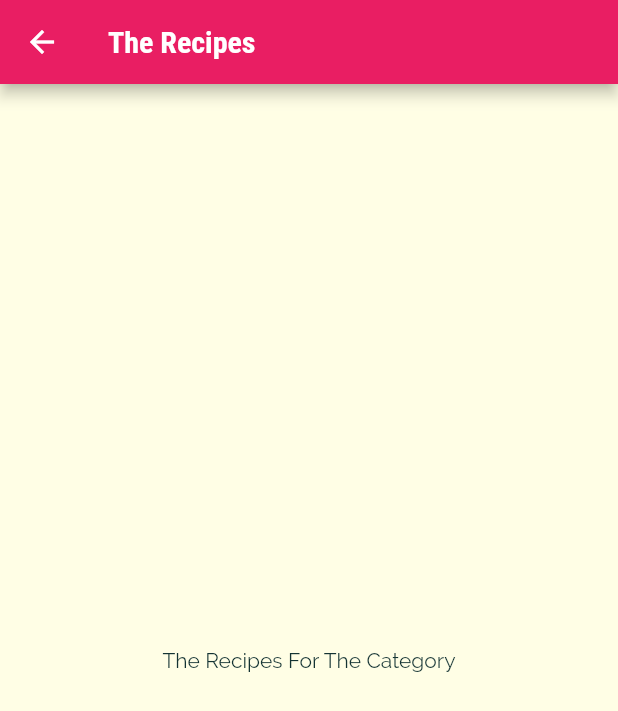
After one commit to MariamGad/meals_app, a Flutter app: the screen it shows after launch, after a tap on "Italian", on a phone screen of 412 x 824 dp. The commit adds this screen. Shown: the top 711 px of the screen. Run offline on Flutter 3.47's test engine with Material 2 defaults, Android fonts, the phone set to English and light mode, and no system bars.

Commit message:
Navigating to a new page

```diff
--- a/lib/category_item.dart
+++ b/lib/category_item.dart
@@ -1,4 +1,6 @@
+import 'package:flutter/cupertino.dart';
 import 'package:flutter/material.dart';
+import 'category_meals_screen.dart';
 
 class CategoryItem extends StatelessWidget {
   final String title;
@@ -8,9 +10,19 @@ class CategoryItem extends StatelessWidget {
     required this.title,
     required this.color,
   });
+  void _selectCategory(BuildContext ctx){
+    Navigator.of(ctx).push(MaterialPageRoute(builder:(_){
+      return CategoryMealsScreen();
+    },),);
+  }
+
   @override
   Widget build(BuildContext context) {
-    return Container(
+    return InkWell(
+      onTap: ()=>_selectCategory(context),
+      borderRadius:BorderRadius.circular(15),
+      splashColor: Theme.of(context).primaryColor,
+      child: Container(
         padding: const EdgeInsets.all(15),
         child: Text(
           title,
@@ -27,6 +39,7 @@ class CategoryItem extends StatelessWidget {
           ),
           borderRadius: BorderRadius.circular(15),
         ),
+      ),
     );
   }
 }
--- /dev/null
+++ b/lib/category_meals_screen.dart
@@ -0,0 +1,17 @@
+import 'package:flutter/material.dart';
+
+class CategoryMealsScreen extends StatelessWidget {
+  const CategoryMealsScreen({Key? key}) : super(key: key);
+
+  @override
+  Widget build(BuildContext context) {
+    return Scaffold(
+      appBar: AppBar(
+        title: Text('The Recipes'),
+      ),
+      body: Center(
+        child: Text('The Recipes For The Category'),
+      ),
+    );
+  }
+}
```
Lines whose indentation alone changed are shown as unchanged.
